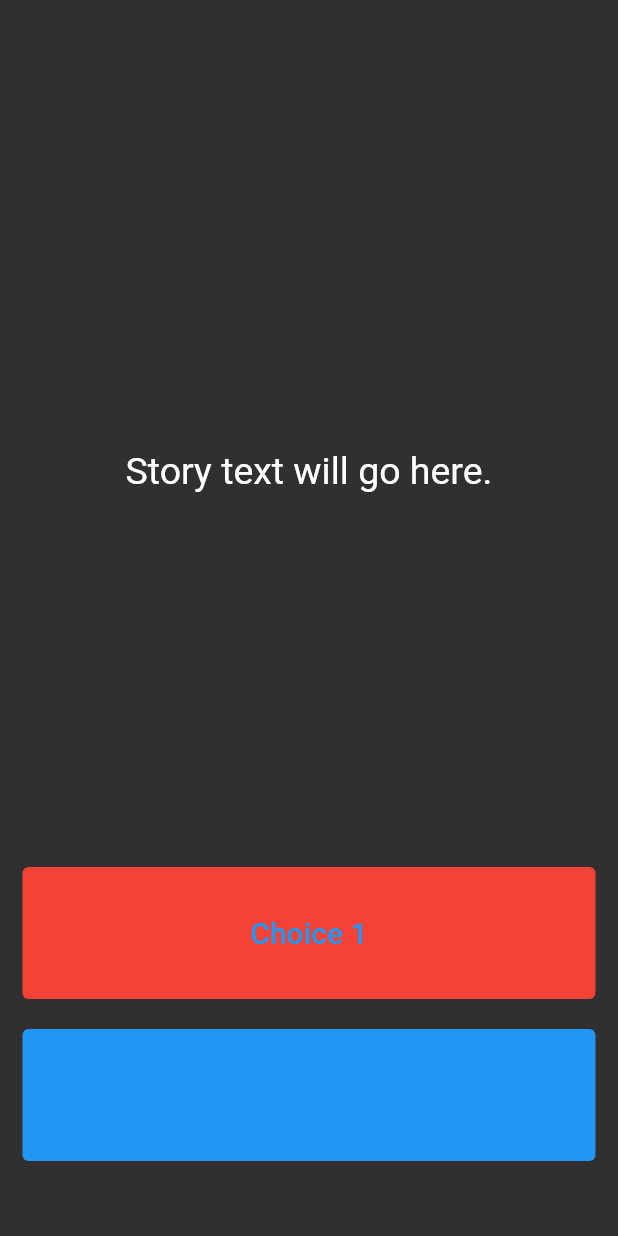
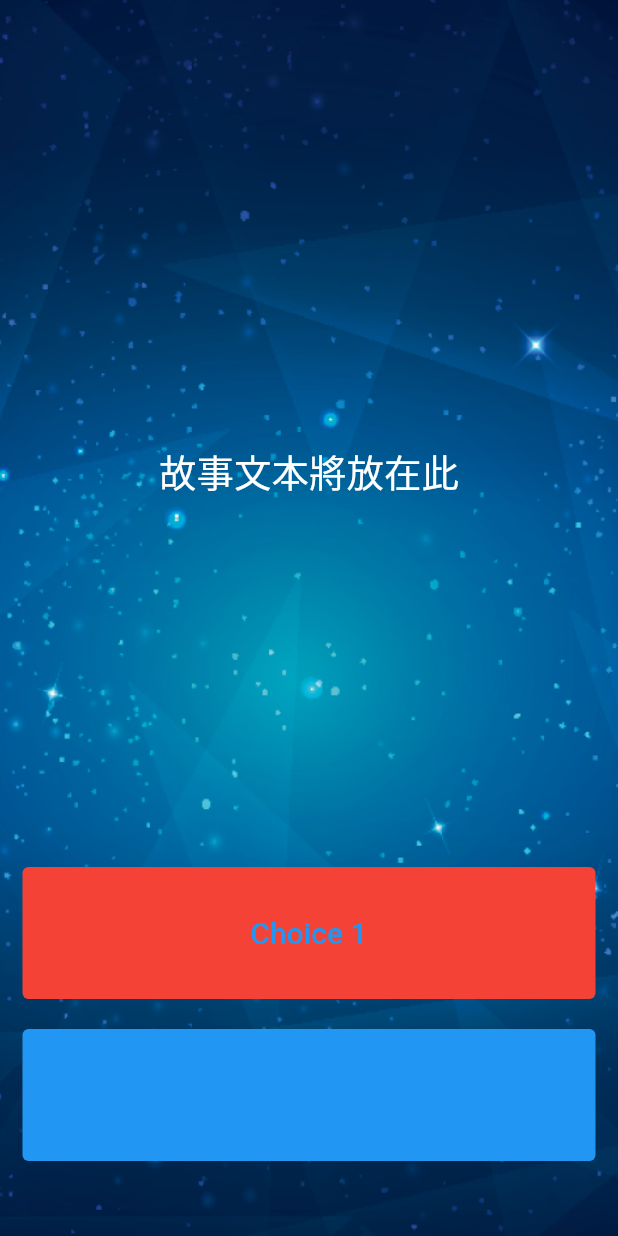
Before and after one commit to sylviakang/destini, a Flutter app: the screen it shows after launch, on a phone screen of 412 x 824 dp. Run offline on Flutter 3.47's test engine with Material 2 defaults, Android fonts, the phone set to English and light mode, and no system bars.

Commit message:
20220518

```diff
--- a/lib/main.dart
+++ b/lib/main.dart
@@ -1,6 +1,6 @@
 import 'package:flutter/material.dart';
 
-//TODO: Step 15 - Run the app and see if you can see the screen update with the first story. Delete this TODO if it looks as you expected.
+//TODO: Step 15 - 執行模擬器試看是否畫面有更新成第一個故事文本內容。如果和預期相同，可以刪除這個TODO。
 
 void main() => runApp(const Destini());
 
@@ -17,7 +17,7 @@ class Destini extends StatelessWidget {
   }
 }
 
-//TODO: Step 9 - Create a new storyBrain object from the StoryBrain class.
+//TODO: Step 9 - 以storyBrain類別建立一個物件。
 
 class StoryPage extends StatefulWidget {
   const StoryPage({Key? key}) : super(key: key);
@@ -31,7 +31,14 @@ class _StoryPageState extends State<StoryPage> {
   Widget build(BuildContext context) {
     return Scaffold(
       body: Container(
-        //TODO: Step 1 - Add background.png to this Container as a background image.
+        //TODO: Step 1 - 在此Container加入背景圖片background.png
+        //Step 1 Solution：在decoration屬性下設定BoxDecoration，給予圖片名稱
+        decoration: const BoxDecoration(
+          image: DecorationImage(
+            image: AssetImage('images/background.png'),
+            fit: BoxFit.cover,
+          ),
+        ),
         padding: EdgeInsets.symmetric(vertical: 50.0, horizontal: 15.0),
         constraints: BoxConstraints.expand(),
         child: SafeArea(
@@ -42,8 +49,8 @@ class _StoryPageState extends State<StoryPage> {
                 flex: 12,
                 child: Center(
                   child: Text(
-                    //TODO: Step 10 - use the storyBrain to get the first story title and display it in this Text Widget.
-                    'Story text will go here.',
+                    //TODO: Step 10 - 使用storyBrain的方法取得第一個故事的storyTitle，並且顯示在此Text中。
+                    '故事文本將放在此',
                     style: TextStyle(
                       fontSize: 25.0,
                     ),
@@ -55,13 +62,13 @@ class _StoryPageState extends State<StoryPage> {
                 child: TextButton(
                   onPressed: () {
                     //Choice 1 made by user.
-                    //TODO: Step 18 - Call the nextStory() method from storyBrain and pass the number 1 as the choice made by the user.
+                    //TODO: Step 18 - 當使用者選擇choice 1，使用nextStroy()方法傳遞的數字1。
                   },
                   style: ButtonStyle(
                     backgroundColor: MaterialStateProperty.all(Colors.red),
                   ),
                   child: Text(
-                    //TODO: Step 13 - Use the storyBrain to get the text for choice 1.
+                    //TODO: Step 13 - 使用storyBrain的方法取得第一個故事的choice1，並且顯示在此Text中。
                     'Choice 1',
                     style: TextStyle(
                       fontSize: 20.0,
@@ -74,18 +81,18 @@ class _StoryPageState extends State<StoryPage> {
               ),
               Expanded(
                 flex: 2,
-                //TODO: Step 26 - Use a Flutter Visibility Widget to wrap this TextButton.
-                //TODO: Step 28 - Set the "visible" property of the Visibility Widget to equal the output from the buttonShouldBeVisible() method in the storyBrain.
+                //TODO: Step 26 - 試著使用Flutter Visibility Widget，在外包覆TextButton。
+                //TODO: Step 28 - 使用buttonShouldBeVisible()方法設定Visibility Widget的visible屬性，
                 child: TextButton(
                   onPressed: () {
                     //Choice 2 made by user.
-                    //TODO: Step 19 - Call the nextStory() method from storyBrain and pass the number 2 as the choice made by the user.
+                    //TODO: Step 19 - 當使用者選擇choice 2，使用nextStroy()方法傳遞的數字2。
                   },
                   style: ButtonStyle(
                     backgroundColor: MaterialStateProperty.all(Colors.blue),
                   ),
                   child: Text(
-                    //TODO: Step 14 - Use the storyBrain to get the text for choice 2.
+                    //TODO: Step 14 - 使用storyBrain的方法取得第一個故事的choice2，並且顯示在此Text中。
                     'Choice 2',
                     style: TextStyle(
                       fontSize: 20.0,
@@ -101,6 +108,6 @@ class _StoryPageState extends State<StoryPage> {
   }
 }
 
-//TODO: Step 24 - Run the app and try to figure out what code you need to add to this file to make the story change when you press on the choice buttons.
+//TODO: Step 24 - 執行模擬器測試當你點選不同選項時的變化，看是否如期或是需要增加程式碼？
 
-//TODO: Step 29 - Run the app and test it against the Story Outline to make sure you've completed all the steps.
+//TODO: Step 29 - 執行模擬器測試是否完成所有TODO，並且功能正確。
--- a/lib/story.dart
+++ b/lib/story.dart
@@ -1,5 +1,5 @@
-//TODO: Step 2 - Create a new class called Story.
+//TODO: Step 2 - 在此檔案中建立一個名為story的類別
 
-//TODO: Step 3 - Create 3 properties for this class, A. storyTitle to store the story text. B. choice1 to store the text for choice 1, C. choice2 to store the text for choice 2.
+//TODO: Step 3 - 在此類別建立三個屬性，第一個：storyTitle儲存故事文本。第二個：choice1儲存選擇一的文本。第三個：choice2儲存選擇二的文本。
 
-//TODO: Step 4 - Create a Constructor for this class to be able to initialise the properties created in step 3.
+//TODO: Step 4 - 在此類別中建立一個建構子，能於類別建構時指定Step 3所列的三個屬性。
```
Also changed, not shown: lib/story_brain.dart (+16 -16 lines).
